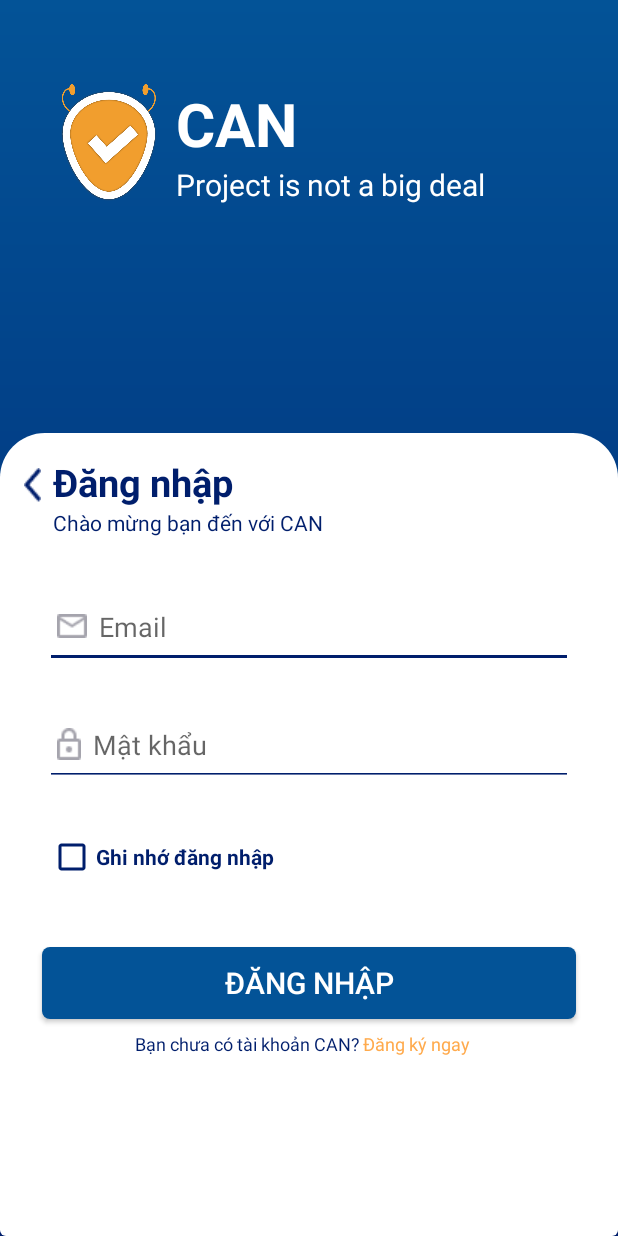
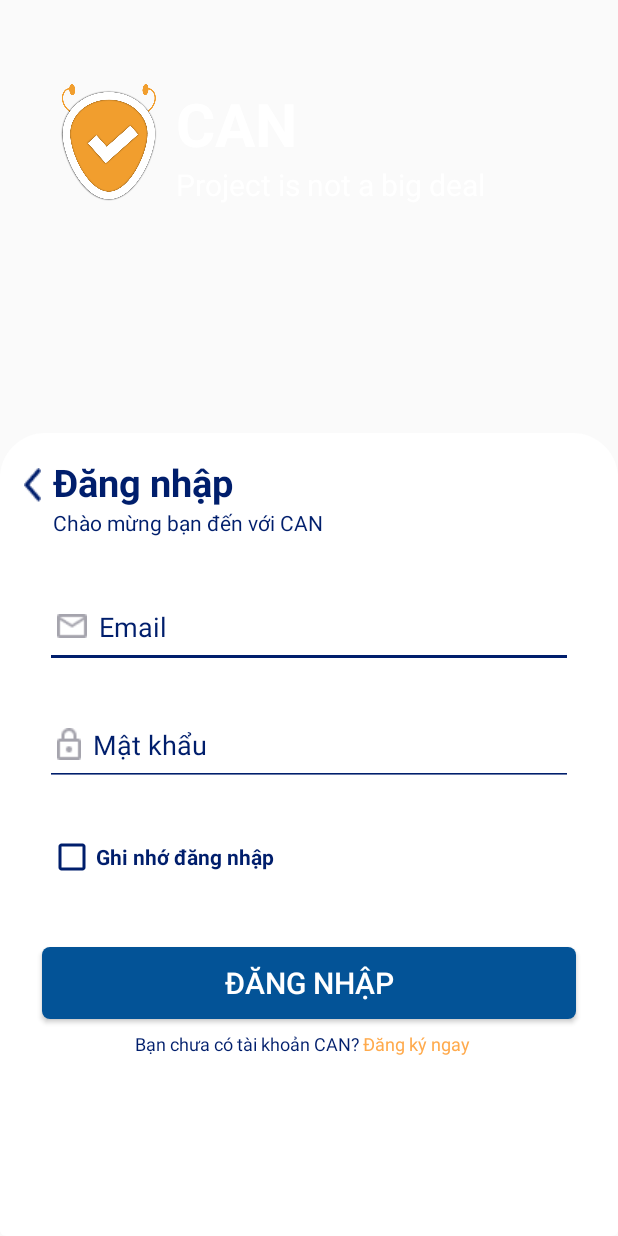
Before and after one commit to khiemld/CanApp, an Android app: the layout activity_login.xml on its own in the app's theme, with its tools: preview values and no code run, on a phone screen of 412 x 824 dp. Run offline under Robolectric (Android 15) with nearby library versions, the phone set to English and light mode, and no system bars.

Commit message:
login_version4

```diff
--- /dev/null
+++ b/app/src/main/res/anim/no_animation.xml
@@ -0,0 +1,4 @@
+<?xml version="1.0" encoding="utf-8"?>
+<set xmlns:android="http://schemas.android.com/apk/res/android">
+
+</set>
--- a/app/src/main/res/layout/activity_login.xml
+++ b/app/src/main/res/layout/activity_login.xml
@@ -5,7 +5,8 @@
     android:layout_width="match_parent"
     android:layout_height="match_parent"
     tools:context=".LoginActivity"
-    android:background="@drawable/open_background">
+    android:id="@+id/loginlayout"
+    android:background="@android:color/transparent">
 
     <ImageView
         android:id="@+id/img_logo2"
@@ -95,6 +96,9 @@
             android:drawableLeft="@drawable/email"
             android:drawablePadding="8dp"
             android:hint="Email"
+            android:textColor="@color/main_blue"
+            android:textColorHint="@color/main_blue"
+            android:inputType="textPersonName"
             android:paddingStart="8dp"
             android:paddingTop="15dp"
             android:paddingBottom="15dp"
@@ -112,6 +116,9 @@
             android:drawableLeft="@drawable/password"
             android:drawablePadding="8dp"
             android:hint="Mật khẩu"
+            android:textColorHint="@color/main_blue"
+            android:textColor="@color/main_blue"
+            android:inputType="textPassword"
             android:paddingStart="8dp"
             android:paddingTop="15dp"
             android:paddingBottom="15dp"
--- a/app/src/main/res/layout/activity_welcome.xml
+++ b/app/src/main/res/layout/activity_welcome.xml
@@ -53,7 +53,7 @@
         android:layout_marginStart="58dp"
         android:background="@drawable/background_btnsignin"
         android:backgroundTint="#FFAA4C"
-        android:text="Đăng nhập"
+        android:text="Đăng ký"
         android:textSize="20sp"
         android:textColor="#FFF"/>
 
--- a/app/src/main/res/values-night/themes.xml
+++ b/app/src/main/res/values-night/themes.xml
@@ -12,5 +12,9 @@
         <!-- Status bar color. -->
         <item name="android:statusBarColor">?attr/colorPrimaryVariant</item>
         <!-- Customize your theme here. -->
+        <!-- Làm mất title của app        -->
+        <item name="windowNoTitle">true</item>
+        <item name="windowActionBar">true</item>
+        <!-- Kết thúc  -->
     </style>
 </resources>
--- /dev/null
+++ b/app/src/main/res/values-v27/styles.xml
@@ -0,0 +1,10 @@
+<?xml version="1.0" encoding="utf-8"?>
+<resources>
+
+    <style name="LoginActivityTheme" parent="Theme.AppCompat.Dialog">
+        <item name="android:windowLayoutInDisplayCutoutMode">shortEdges</item>
+        <item name="android:windowBackground">@android:color/transparent</item>
+        <item name="windowNoTitle">true</item>
+        <item name="windowActionBar">true</item>
+    </style>
+</resources>
--- a/app/src/main/res/values/themes.xml
+++ b/app/src/main/res/values/themes.xml
@@ -12,5 +12,9 @@
         <!-- Status bar color. -->
         <item name="android:statusBarColor">?attr/colorPrimaryVariant</item>
         <!-- Customize your theme here. -->
+        <!-- Làm mất title của app        -->
+        <item name="windowNoTitle">true</item>
+        <item name="windowActionBar">true</item>
+        <!-- Kết thúc  -->
     </style>
 </resources>
```
Also changed, not shown: app/src/main/AndroidManifest.xml (+10 -3 lines), app/src/main/java/com/example/canapp/LoginActivity.java (+53 -0 lines), app/src/main/java/com/example/canapp/WelcomeActivity.java (+21 -0 lines), app/src/main/res/anim/slide_up_login.xml (added, +7 -0 lines).
